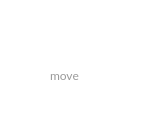
The window that src/MEGASync/stalled_issues/gui/win/StalledIssueFilePath.ui (meganz/MEGAsync) describes before a commit, drawn with Qt 5.
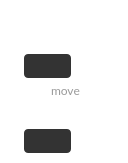
The same window after the commit. Icons and pictures are not drawn.

Commit message: Developed new UI for general stalled issues

Patch:
```diff
--- a/src/MEGASync/stalled_issues/gui/win/StalledIssueFilePath.ui
+++ b/src/MEGASync/stalled_issues/gui/win/StalledIssueFilePath.ui
@@ -6,8 +6,8 @@
    <rect>
     <x>0</x>
     <y>0</y>
-    <width>145</width>
-    <height>133</height>
+    <width>128</width>
+    <height>163</height>
    </rect>
   </property>
   <property name="sizePolicy">
@@ -16,6 +16,12 @@
     <verstretch>0</verstretch>
    </sizepolicy>
   </property>
+  <property name="minimumSize">
+   <size>
+    <width>0</width>
+    <height>0</height>
+   </size>
+  </property>
   <property name="windowTitle">
    <string notr="true"/>
   </property>
@@ -25,36 +31,73 @@
 	background-color: transparent;
 }
 
-#moveFilePathContainer[itsHover=false], #filePathContainer[itsHover=false]
+#moveFilePathContainer[hasProblem=false][itsHover=false], #filePathContainer[hasProblem=false][itsHover=false]
 {
   height: 24px;
   border-radius: 4px;
   background-color: rgba(0,0,0,0.04);
 }
 
-#moveFilePathContainer[itsHover=true], #filePathContainer[itsHover=true]
+#moveFilePathContainer[hasProblem=false][itsHover=true], #filePathContainer[hasProblem=false][itsHover=true]
 {
   height: 24px;
   border-radius: 4px;
   background-color: rgba(0,0,0,0.1);
 }
+#moveFilePathContainer[hasProblem=true] QLabel, #filePathContainer[hasProblem=true] QLabel
+{
+    font-family: Lato Regular;
+    font-size: 12px;
+    line-height: 20px;
+    color: #FFFFFF;
+}
+
+#moveFilePathContainer[hasProblem=false] QLabel, #filePathContainer[hasProblem=false] QLabel
+{
+    font-family: Lato;
+    font-size: 12px;
+    line-height: 20px;
+    color: #333333;
+}
+
+#moveFilePathContainer[hasProblem=true], #filePathContainer[hasProblem=true]
+{
+  height: 24px;
+  border-radius: 4px;
+  background-color: #F4484B;
+  color: #FFFFFF;
+}
+
+#pathProblem, #movePathProblem
+{
+  height: 24px;
+  border-radius: 4px;
+  background-color: #333333;
+  border: none;
+}
+
+#pathProblemMessage, #movePathProblemMessage
+{
+  font-family: Lato;
+  font-size: 12px;
+  line-height: 20px;
+  color: #FFFFFF;
+}
 
 #filePath, #filePathIcon, #moveFilePath, #moveFilePathIcon
 {
    background-color: &quot;transparent&quot;;
 }
 
-#filePath, #moveFilePath
-{
-    font-family: Lato;
-    font-size: 12px;
-    line-height: 20px;
-    color: #333333;
-}
-
 QPushButton
 {
     border: none;
+}
+
+#lines, #moveLines, #movePathProblemLines
+{
+   min-width: 24px;
+   max-width: 24px;
 }</string>
   </property>
   <layout class="QGridLayout" name="gridLayout">
@@ -85,18 +128,7 @@
       </sizepolicy>
      </property>
      <property name="styleSheet">
-      <string notr="true">#pathProblem
-{
-    font-family: Lato;
-    font-size: 12px;
-    line-height: 20px;
-    color: #999999;
-}
-
-#pathProblem
-{
-    color: #D90007;
-}</string>
+      <string notr="true"/>
      </property>
      <layout class="QGridLayout" name="gridLayout_3">
       <property name="leftMargin">
@@ -114,6 +146,109 @@
       <property name="spacing">
        <number>0</number>
       </property>
+      <item row="1" column="1">
+       <widget class="QWidget" name="pathProblemContainer" native="true">
+        <layout class="QHBoxLayout" name="horizontalLayout_7">
+         <property name="spacing">
+          <number>0</number>
+         </property>
+         <property name="leftMargin">
+          <number>0</number>
+         </property>
+         <property name="topMargin">
+          <number>3</number>
+         </property>
+         <property name="rightMargin">
+          <number>0</number>
+         </property>
+         <property name="bottomMargin">
+          <number>0</number>
+         </property>
+         <item>
+          <widget class="QWidget" name="pathProblem" native="true">
+           <property name="minimumSize">
+            <size>
+             <width>0</width>
+             <height>0</height>
+            </size>
+           </property>
+           <layout class="QHBoxLayout" name="horizontalLayout_4">
+            <property name="spacing">
+             <number>6</number>
+            </property>
+            <property name="leftMargin">
+             <number>0</number>
+            </property>
+            <property name="topMargin">
+             <number>0</number>
+            </property>
+            <property name="rightMargin">
+             <number>10</number>
+            </property>
+            <property name="bottomMargin">
+             <number>0</number>
+            </property>
+            <item>
+             <widget class="QPushButton" name="pathProblemIcon">
+              <property name="sizePolicy">
+               <sizepolicy hsizetype="Fixed" vsizetype="Fixed">
+                <horstretch>0</horstretch>
+                <verstretch>0</verstretch>
+               </sizepolicy>
+              </property>
+              <property name="minimumSize">
+               <size>
+                <width>24</width>
+                <height>24</height>
+               </size>
+              </property>
+              <property name="maximumSize">
+               <size>
+                <width>24</width>
+                <height>24</height>
+               </size>
+              </property>
+              <property name="text">
+               <string/>
+              </property>
+              <property name="icon">
+               <iconset resource="../../../gui/Resources_win.qrc">
+                <normaloff>:/images/StalledIssues/alert_circle_small_default.png</normaloff>:/images/StalledIssues/alert_circle_small_default.png</iconset>
+              </property>
+              <property name="iconSize">
+               <size>
+                <width>16</width>
+                <height>16</height>
+               </size>
+              </property>
+             </widget>
+            </item>
+            <item>
+             <widget class="QLabel" name="pathProblemMessage">
+              <property name="text">
+               <string/>
+              </property>
+             </widget>
+            </item>
+           </layout>
+          </widget>
+         </item>
+         <item>
+          <spacer name="horizontalSpacer_6">
+           <property name="orientation">
+            <enum>Qt::Horizontal</enum>
+           </property>
+           <property name="sizeHint" stdset="0">
+            <size>
+             <width>40</width>
+             <height>20</height>
+            </size>
+           </property>
+          </spacer>
+         </item>
+        </layout>
+       </widget>
+      </item>
       <item row="0" column="1">
        <widget class="QWidget" name="filePathContainer" native="true">
         <property name="sizePolicy">
@@ -142,7 +277,7 @@
         </property>
         <layout class="QHBoxLayout" name="horizontalLayout" stretch="0,0,0">
          <property name="spacing">
-          <number>3</number>
+          <number>6</number>
          </property>
          <property name="leftMargin">
           <number>0</number>
@@ -222,17 +357,10 @@
         </layout>
        </widget>
       </item>
-      <item row="2" column="1">
-       <widget class="QLabel" name="pathProblem">
-        <property name="text">
-         <string/>
-        </property>
-       </widget>
-      </item>
-      <item row="0" column="0">
-       <widget class="QWidget" name="lines" native="true">
+      <item row="0" column="0" rowspan="2">
+       <widget class="QLabel" name="lines">
         <property name="sizePolicy">
-         <sizepolicy hsizetype="Fixed" vsizetype="Fixed">
+         <sizepolicy hsizetype="Fixed" vsizetype="Preferred">
           <horstretch>0</horstretch>
           <verstretch>0</verstretch>
          </sizepolicy>
@@ -240,33 +368,17 @@
         <property name="minimumSize">
          <size>
           <width>24</width>
-          <height>24</height>
+          <height>0</height>
          </size>
         </property>
         <property name="maximumSize">
          <size>
           <width>24</width>
-          <height>24</height>
+          <height>16777215</height>
          </size>
         </property>
        </widget>
       </item>
-      <item row="1" column="1">
-       <spacer name="verticalSpacer">
-        <property name="orientation">
-         <enum>Qt::Vertical</enum>
-        </property>
-        <property name="sizeType">
-         <enum>QSizePolicy::Fixed</enum>
-        </property>
-        <property name="sizeHint" stdset="0">
-         <size>
-          <width>0</width>
-          <height>3</height>
-         </size>
-        </property>
-       </spacer>
-      </item>
      </layout>
     </widget>
    </item>
@@ -301,24 +413,11 @@
     font-size: 12px;
     line-height: 20px;
     color: #999999;
-}
-
-#movePathProblem
-{
-    font-family: Lato;
-    font-size: 12px;
-    line-height: 20px;
-    color: #999999;
-}
-
-#movePathProblem
-{
-    color: #D90007;
 }</string>
      </property>
      <layout class="QGridLayout" name="gridLayout_2">
       <property name="leftMargin">
-       <number>24</number>
+       <number>0</number>
       </property>
       <property name="topMargin">
        <number>0</number>
@@ -332,24 +431,17 @@
       <property name="spacing">
        <number>0</number>
       </property>
-      <item row="3" column="0" colspan="2">
-       <widget class="QLabel" name="movePathProblem">
-        <property name="text">
-         <string/>
-        </property>
-       </widget>
-      </item>
-      <item row="0" column="0" colspan="2">
-       <widget class="QWidget" name="moveHeader" native="true">
-        <layout class="QHBoxLayout" name="horizontalLayout_3">
+      <item row="2" column="1">
+       <widget class="QWidget" name="movePathProblemContainer" native="true">
+        <layout class="QHBoxLayout" name="horizontalLayout_6">
          <property name="spacing">
-          <number>3</number>
+          <number>0</number>
          </property>
          <property name="leftMargin">
           <number>0</number>
          </property>
          <property name="topMargin">
-          <number>0</number>
+          <number>3</number>
          </property>
          <property name="rightMargin">
           <number>0</number>
@@ -358,59 +450,71 @@
           <number>0</number>
          </property>
          <item>
-          <spacer name="horizontalSpacer_3">
-           <property name="orientation">
-            <enum>Qt::Horizontal</enum>
-           </property>
-           <property name="sizeType">
-            <enum>QSizePolicy::Fixed</enum>
-           </property>
-           <property name="sizeHint" stdset="0">
-            <size>
-             <width>10</width>
-             <height>0</height>
-            </size>
-           </property>
-          </spacer>
-         </item>
-         <item>
-          <widget class="QWidget" name="moveLines" native="true">
-           <property name="sizePolicy">
-            <sizepolicy hsizetype="Fixed" vsizetype="Preferred">
-             <horstretch>0</horstretch>
-             <verstretch>0</verstretch>
-            </sizepolicy>
-           </property>
-           <property name="minimumSize">
-            <size>
-             <width>13</width>
-             <height>0</height>
-            </size>
-           </property>
-           <property name="maximumSize">
-            <size>
-             <width>13</width>
-             <height>16777215</height>
-            </size>
-           </property>
+          <widget class="QWidget" name="movePathProblem" native="true">
+           <layout class="QHBoxLayout" name="horizontalLayout_5">
+            <property name="spacing">
+             <number>6</number>
+            </property>
+            <property name="leftMargin">
+             <number>0</number>
+            </property>
+            <property name="topMargin">
+             <number>0</number>
+            </property>
+            <property name="rightMargin">
+             <number>10</number>
+            </property>
+            <property name="bottomMargin">
+             <number>0</number>
+            </property>
+            <item>
+             <widget class="QPushButton" name="movePathProblemIcon">
+              <property name="minimumSize">
+               <size>
+                <width>24</width>
+                <height>24</height>
+               </size>
+              </property>
+              <property name="maximumSize">
+               <size>
+                <width>24</width>
+                <height>24</height>
+               </size>
+              </property>
+              <property name="text">
+               <string/>
+              </property>
+              <property name="icon">
+               <iconset resource="../../../gui/Resources_win.qrc">
+                <normaloff>:/images/StalledIssues/alert_circle_small_default.png</normaloff>:/images/StalledIssues/alert_circle_small_default.png</iconset>
+              </property>
+              <property name="iconSize">
+               <size>
+                <width>16</width>
+                <height>16</height>
+               </size>
+              </property>
+             </widget>
+            </item>
+            <item>
+             <widget class="QLabel" name="movePathProblemMessage">
+              <property name="text">
+               <string/>
+              </property>
+             </widget>
+            </item>
+           </layout>
           </widget>
          </item>
          <item>
-          <widget class="QLabel" name="moveLabel">
-           <property name="text">
-            <string>move</string>
-           </property>
-          </widget>
-         </item>
-         <item>
-          <spacer name="horizontalSpacer_4">
+          <spacer name="horizontalSpacer_5">
            <property name="orientation">
             <enum>Qt::Horizontal</enum>
            </property>
            <property name="sizeHint" stdset="0">
             <size>
-             <width>0</width>
-             <height>0</height>
+             <width>40</width>
+             <height>20</height>
             </size>
            </property>
           </spacer>
@@ -418,7 +522,7 @@
         </layout>
        </widget>
       </item>
-      <item row="1" column="0" colspan="2">
+      <item row="1" column="1">
        <widget class="QWidget" name="moveFilePathContainer" native="true">
         <property name="cursor">
          <cursorShape>PointingHandCursor</cursorShape>
@@ -431,7 +535,7 @@
         </property>
         <layout class="QHBoxLayout" name="horizontalLayout_2" stretch="0,1,0,0">
          <property name="spacing">
-          <number>3</number>
+          <number>6</number>
          </property>
          <property name="leftMargin">
           <number>0</number>
@@ -468,6 +572,9 @@
            <property name="text">
             <string/>
            </property>
+           <property name="alignment">
+            <set>Qt::AlignCenter</set>
+           </property>
           </widget>
          </item>
          <item>
@@ -524,21 +631,93 @@
         </layout>
        </widget>
       </item>
-      <item row="2" column="0">
-       <spacer name="verticalSpacer_2">
-        <property name="orientation">
-         <enum>Qt::Vertical</enum>
+      <item row="0" column="1">
+       <widget class="QWidget" name="moveHeader" native="true">
+        <layout class="QHBoxLayout" name="horizontalLayout_3">
+         <property name="spacing">
+          <number>3</number>
+         </property>
+         <property name="leftMargin">
+          <number>0</number>
+         </property>
+         <property name="topMargin">
+          <number>0</number>
+         </property>
+         <property name="rightMargin">
+          <number>0</number>
+         </property>
+         <property name="bottomMargin">
+          <number>0</number>
+         </property>
+         <item>
+          <widget class="QLabel" name="moveLines">
+           <property name="sizePolicy">
+            <sizepolicy hsizetype="Fixed" vsizetype="Fixed">
+             <horstretch>0</horstretch>
+             <verstretch>0</verstretch>
+            </sizepolicy>
+           </property>
+           <property name="minimumSize">
+            <size>
+             <width>24</width>
+             <height>24</height>
+            </size>
+           </property>
+           <property name="maximumSize">
+            <size>
+             <width>24</width>
+             <height>24</height>
+            </size>
+           </property>
+          </widget>
+         </item>
+         <item>
+          <widget class="QLabel" name="moveLabel">
+           <property name="text">
+            <string>move</string>
+           </property>
+          </widget>
+         </item>
+         <item>
+          <spacer name="horizontalSpacer_4">
+           <property name="orientation">
+            <enum>Qt::Horizontal</enum>
+           </property>
+           <property name="sizeHint" stdset="0">
+            <size>
+             <width>0</width>
+             <height>0</height>
+            </size>
+           </property>
+          </spacer>
+         </item>
+        </layout>
+       </widget>
+      </item>
+      <item row="1" column="0" rowspan="2">
+       <widget class="QLabel" name="movePathProblemLines">
+        <property name="sizePolicy">
+         <sizepolicy hsizetype="Fixed" vsizetype="Preferred">
+          <horstretch>0</horstretch>
+          <verstretch>0</verstretch>
+         </sizepolicy>
         </property>
-        <property name="sizeType">
-         <enum>QSizePolicy::Fixed</enum>
+        <property name="minimumSize">
+         <size>
+          <width>24</width>
+          <height>0</height>
+         </size>
         </property>
-        <property name="sizeHint" stdset="0">
+        <property name="maximumSize">
          <size>
-          <width>0</width>
-          <height>3</height>
+          <width>24</width>
+          <height>16777215</height>
          </size>
         </property>
-       </spacer>
+        <property name="text">
+         <string/>
+        </property>
+       </widget>
       </item>
      </layout>
     </widget>
```
Left out of the diff: 92 changed lines with no effect on the pictures. The commit also changes 50 other files.
